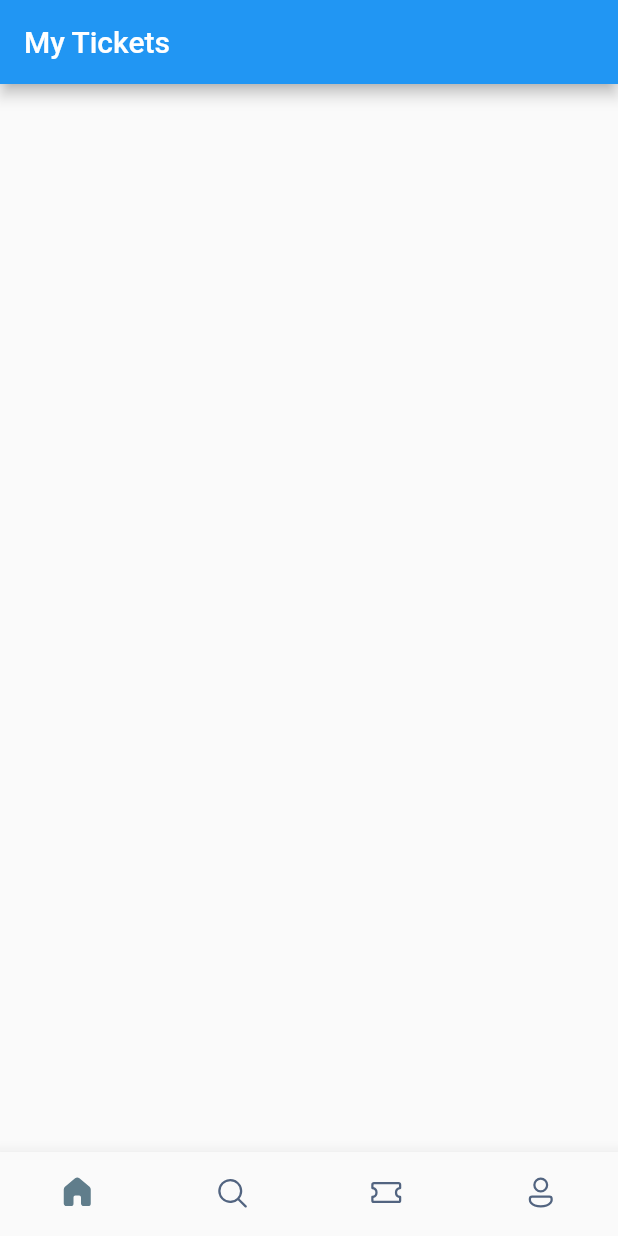
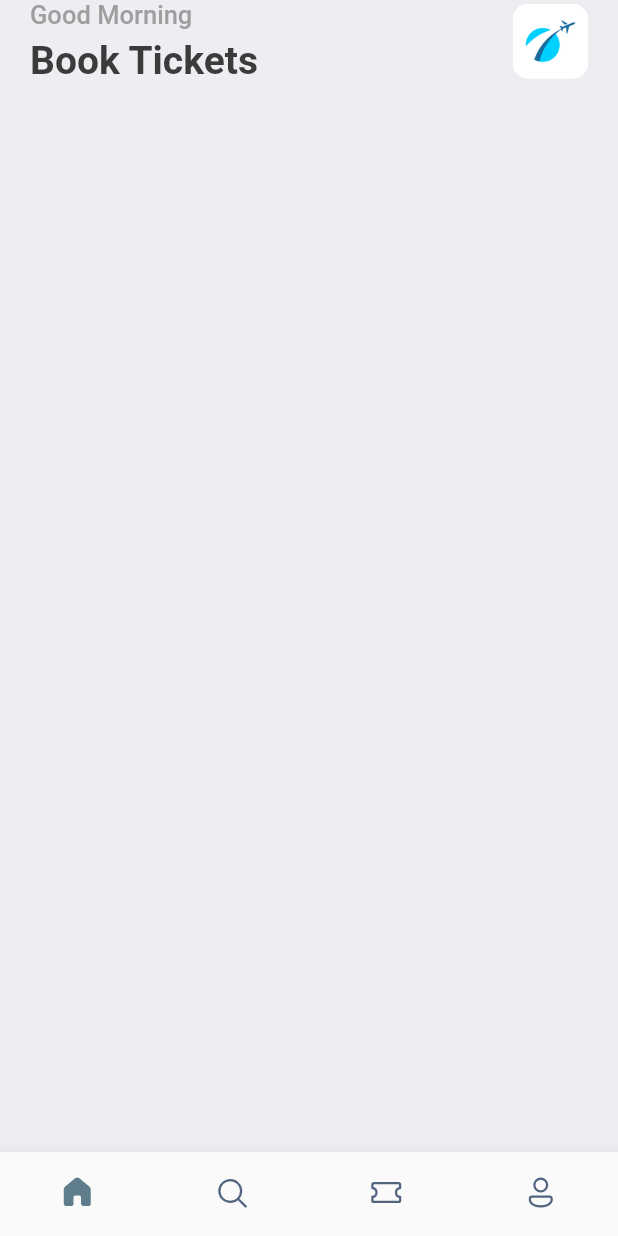
Before and after one commit to JAM5BOCsAdi/booking, a Flutter app: the screen it shows after launch, on a phone screen of 412 x 824 dp. Run offline on Flutter 3.47's test engine with Material 2 defaults, Android fonts, the phone set to English and light mode, and no system bars; our stand-ins replace fluentui_icons.

Commit message:
1:23:56 { HomeScreen | Images | Package(s)[Gap,fluentui_icons] }

```diff
--- a/lib/main.dart
+++ b/lib/main.dart
@@ -1,4 +1,5 @@
 import 'package:booking/screens/bottom_bar.dart';
+import 'package:booking/utils/app_styles.dart';
 import 'package:flutter/material.dart';
 
 void main() {
@@ -12,9 +13,10 @@ class MyApp extends StatelessWidget {
   @override
   Widget build(BuildContext context) {
     return MaterialApp(
-      title: 'Flutter Demo',
+      debugShowCheckedModeBanner: false,
+      title: 'My Tickets App',
       theme: ThemeData(
-        primarySwatch: Colors.blue,
+        primaryColor: primary,
       ),
       home: const BottomBar(),
     );
--- a/lib/screens/bottom_bar.dart
+++ b/lib/screens/bottom_bar.dart
@@ -12,8 +12,8 @@ class BottomBar extends StatefulWidget {
 class _BottomBarState extends State<BottomBar> {
   int _selectedIndex = 0;
   static final List<Widget> _widgetOptions = <Widget>[
-    HomeScreen(),
-    const Text("Home"),
+    const HomeScreen(),
+    // const Text("Home"),
     const Text("Search"),
     const Text("Tickets"),
     const Text("Profile"),
@@ -28,9 +28,6 @@ class _BottomBarState extends State<BottomBar> {
   @override
   Widget build(BuildContext context) {
     return Scaffold(
-      appBar: AppBar(
-        title: const Text("My Tickets"),
-      ),
       body: Center(
         child: _widgetOptions[_selectedIndex],
       ),
--- a/lib/screens/home_screen.dart
+++ b/lib/screens/home_screen.dart
@@ -1,3 +1,4 @@
+import 'package:booking/utils/app_styles.dart';
 import 'package:flutter/material.dart';
 
 class HomeScreen extends StatelessWidget {
@@ -5,6 +6,51 @@ class HomeScreen extends StatelessWidget {
 
   @override
   Widget build(BuildContext context) {
-    return Container();
+    return Scaffold(
+      backgroundColor: Styles.bgColor,
+      body: ListView(
+        children: [
+          Container(
+            padding: const EdgeInsets.symmetric(horizontal: 20.0),
+            child: Column(
+              children: [
+                Row(
+                  mainAxisAlignment: MainAxisAlignment.spaceBetween,
+                  children: [
+                    Column(
+                      crossAxisAlignment: CrossAxisAlignment.start,
+                      children: [
+                        Text(
+                          "Good Morning",
+                          style: Styles.headLineStyle3,
+                        ),
+                        const SizedBox(
+                          height: 5.0,
+                        ),
+                        Text(
+                          "Book Tickets",
+                          style: Styles.headLineStyle1,
+                        ),
+                      ],
+                    ),
+                    Container(
+                      height: 50.0,
+                      width: 50.0,
+                      decoration: BoxDecoration(
+                        borderRadius: BorderRadius.circular(10.0),
+                        image: const DecorationImage(
+                          fit: BoxFit.fitHeight,
+                          image: AssetImage("assets/images/img_1.png"),
+                        ),
+                      ),
+                    ),
+                  ],
+                ),
+              ],
+            ),
+          ),
+        ],
+      ),
+    );
   }
 }
--- /dev/null
+++ b/lib/utils/app_styles.dart
@@ -0,0 +1,36 @@
+import 'package:flutter/material.dart';
+
+Color primary = const Color(0xFF687DAF);
+
+class Styles {
+  static Color primaryColor = primary;
+  static Color textColor = const Color(0xFF3B3B3B);
+  static Color bgColor = const Color(0xFFEEEDF2);
+  static Color orangeColor = const Color(0xFF526799);
+
+  static TextStyle textStyle = TextStyle(
+    fontSize: 16.0,
+    color: textColor,
+    fontWeight: FontWeight.w500,
+  );
+  static TextStyle headLineStyle1 = TextStyle(
+    fontSize: 26.0,
+    color: textColor,
+    fontWeight: FontWeight.bold,
+  );
+  static TextStyle headLineStyle2 = TextStyle(
+    fontSize: 21.0,
+    color: textColor,
+    fontWeight: FontWeight.bold,
+  );
+  static TextStyle headLineStyle3 = TextStyle(
+    fontSize: 17.0,
+    color: Colors.grey.shade500,
+    fontWeight: FontWeight.w500,
+  );
+  static TextStyle headLineStyle4 = TextStyle(
+    fontSize: 14.0,
+    color: Colors.grey.shade500,
+    fontWeight: FontWeight.w500,
+  );
+}
```
Also changed, not shown: pubspec.yaml (+9 -3 lines), assets/images/img.png (added), assets/images/img_1.png (added), assets/images/one.png (added), assets/images/sit.jpg (added), assets/images/three.png (added), assets/images/two.png (added), assets/images/visa.png (added), pubspec.lock.
